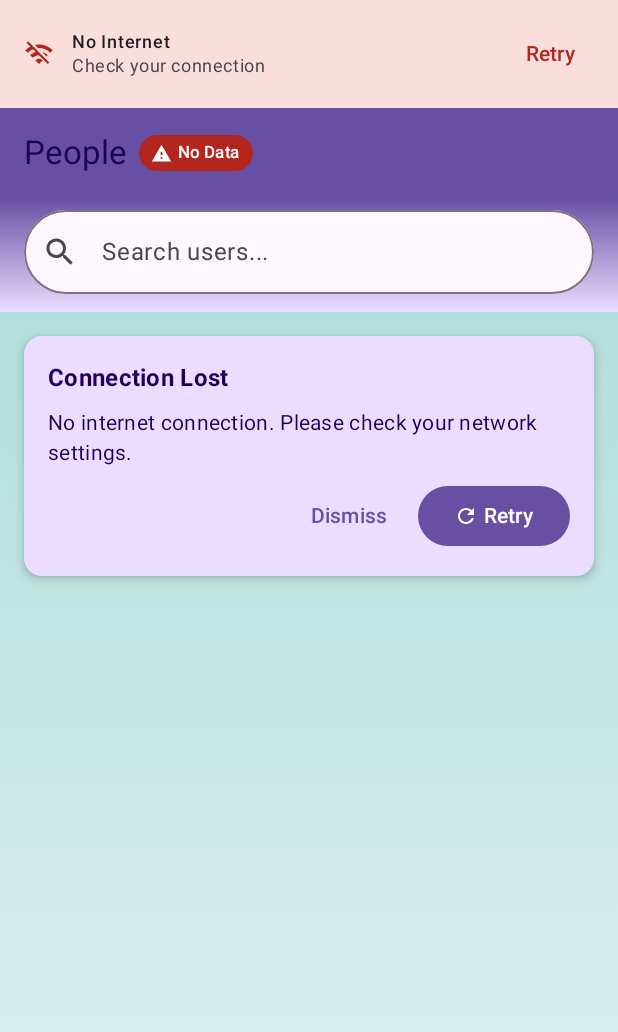
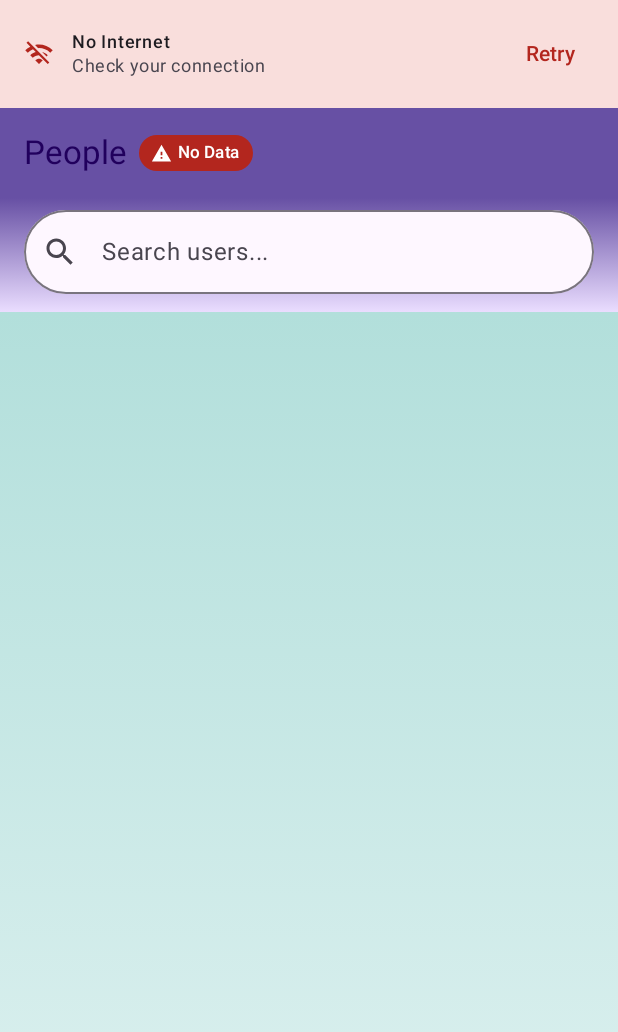
Before and after one commit to fkanellos/PeopleScope, an Android app built with Jetpack Compose: the screen it shows after launch (MainActivity), on a phone screen of 412 x 824 dp. Shown: the top 1032 px of the screen. Run offline under Robolectric (Android 15) with nearby library versions, the phone set to English and light mode, and no system bars; our stand-ins replace Room's generated code, Timber, paging; 1 statement that could not run was skipped.

Commit message:
Refactor dependency injection: introduce base URL configuration and enhance Retrofit setup for improved network handling

```diff
--- a/app/src/main/java/gr/pkcoding/peoplescope/PeopleScopeApp.kt
+++ b/app/src/main/java/gr/pkcoding/peoplescope/PeopleScopeApp.kt
@@ -15,13 +15,11 @@ import org.koin.android.ext.koin.androidLogger
 import org.koin.core.context.startKoin
 import timber.log.Timber
 
-
-
 class PeopleScopeApp : Application() {
     override fun onCreate() {
         super.onCreate()
 
-        // Initialize Timber for logging
+        // Initialize Timber
         if (BuildConfig.DEBUG) {
             Timber.plant(Timber.DebugTree())
         }
@@ -51,7 +49,7 @@ class PeopleScopeApp : Application() {
                     .maxSizeBytes(Constants.DISK_CACHE_SIZE)
                     .build()
             }
-            .crossfade(150) //false
+            .crossfade(150)
             .respectCacheHeaders(false)
             .build()
         Coil.setImageLoader(imageLoader)
--- a/app/src/main/java/gr/pkcoding/peoplescope/data/remote/NetworkModule.kt
+++ b/app/src/main/java/gr/pkcoding/peoplescope/data/remote/NetworkModule.kt
@@ -28,19 +28,16 @@ object NetworkModule {
             .readTimeout(Constants.NETWORK_TIMEOUT, TimeUnit.SECONDS)
             .writeTimeout(Constants.NETWORK_TIMEOUT, TimeUnit.SECONDS)
             .build()
-            .also {
-                Timber.d("OkHttpClient created with base URL: ${Constants.BASE_URL}")
-            }
     }
 
-    fun provideRetrofit(okHttpClient: OkHttpClient): Retrofit {
+    fun provideRetrofit(okHttpClient: OkHttpClient, baseUrl: String): Retrofit {
         return Retrofit.Builder()
-            .baseUrl(Constants.BASE_URL)
+            .baseUrl(baseUrl)
             .client(okHttpClient)
             .addConverterFactory(GsonConverterFactory.create())
             .build()
             .also {
-                Timber.d("Retrofit created with base URL: ${Constants.BASE_URL}")
+                Timber.d("Retrofit created with base URL: $baseUrl")
             }
     }
 }
--- a/app/src/main/java/gr/pkcoding/peoplescope/di/AppModule.kt
+++ b/app/src/main/java/gr/pkcoding/peoplescope/di/AppModule.kt
@@ -1,8 +1,11 @@
 package gr.pkcoding.peoplescope.di
 
+import gr.pkcoding.peoplescope.utils.Constants
+import org.koin.core.qualifier.named
 import org.koin.dsl.module
 
 val appModule = module {
-    // Application-wide dependencies will go here
-    // For example: SharedPreferences, Analytics, etc.
+    single<String>(named("BaseUrl")) { Constants.BASE_URL }
+
+    // Future: Other app-wide configs will go here
 }
--- a/app/src/main/java/gr/pkcoding/peoplescope/di/DataModule.kt
+++ b/app/src/main/java/gr/pkcoding/peoplescope/di/DataModule.kt
@@ -10,13 +10,19 @@ import gr.pkcoding.peoplescope.data.remote.api.RandomUserApi
 import gr.pkcoding.peoplescope.data.repository.UserRepositoryImpl
 import gr.pkcoding.peoplescope.domain.repository.UserRepository
 import org.koin.android.ext.koin.androidContext
+import org.koin.core.qualifier.named
 import org.koin.dsl.module
 import retrofit2.Retrofit
 
 val dataModule = module {
     // Network dependencies
     single { NetworkModule.provideOkHttpClient() }
-    single { NetworkModule.provideRetrofit(get()) }
+    single {
+        NetworkModule.provideRetrofit(
+            okHttpClient = get(),
+            baseUrl = get(named("BaseUrl"))
+        )
+    }
     single<RandomUserApi> { get<Retrofit>().create(RandomUserApi::class.java) }
 
     single<NetworkConnectivityProvider> {
--- a/app/src/main/java/gr/pkcoding/peoplescope/presentation/ui/components/error_views/NetworkStatusBar.kt
+++ b/app/src/main/java/gr/pkcoding/peoplescope/presentation/ui/components/error_views/NetworkStatusBar.kt
@@ -10,6 +10,7 @@ import androidx.compose.animation.slideOutVertically
 import androidx.compose.foundation.background
 import androidx.compose.foundation.layout.Arrangement
 import androidx.compose.foundation.layout.Box
+import androidx.compose.foundation.layout.Column
 import androidx.compose.foundation.layout.Row
 import androidx.compose.foundation.layout.Spacer
 import androidx.compose.foundation.layout.fillMaxWidth
@@ -20,14 +21,10 @@ import androidx.compose.foundation.shape.RoundedCornerShape
 import androidx.compose.material.icons.Icons
 import androidx.compose.material.icons.filled.CloudOff
 import androidx.compose.material.icons.filled.Info
-import androidx.compose.material.icons.filled.Refresh
 import androidx.compose.material.icons.filled.Warning
 import androidx.compose.material.icons.filled.Wifi
 import androidx.compose.material.icons.filled.WifiOff
-import androidx.compose.material3.Button
 import androidx.compose.material3.ButtonDefaults
-import androidx.compose.material3.Card
-import androidx.compose.material3.CardDefaults
 import androidx.compose.material3.Icon
 import androidx.compose.material3.MaterialTheme
 import androidx.compose.material3.Surface
@@ -169,7 +166,7 @@ private fun StatusBarContent(
 
             Spacer(modifier = Modifier.width(12.dp))
 
-            androidx.compose.foundation.layout.Column {
+            Column {
                 Text(
                     text = title,
                     style = MaterialTheme.typography.labelMedium,
@@ -244,77 +241,12 @@ fun SmartNetworkIndicator(
     }
 }
 
-@Composable
-fun NetworkTransitionCard(
-    isVisible: Boolean,
-    title: String,
-    message: String,
-    actionText: String,
-    onActionClick: () -> Unit,
-    onDismiss: () -> Unit
-) {
-    AnimatedVisibility(
-        visible = isVisible,
-        enter = slideInVertically { -it } + fadeIn(),
-        exit = slideOutVertically { -it } + fadeOut()
-    ) {
-        Card(
-            modifier = Modifier
-                .fillMaxWidth()
-                .padding(16.dp),
-            colors = CardDefaults.cardColors(
-                containerColor = MaterialTheme.colorScheme.primaryContainer
-            ),
-            elevation = CardDefaults.cardElevation(defaultElevation = 4.dp)
-        ) {
-            androidx.compose.foundation.layout.Column(
-                modifier = Modifier.padding(16.dp)
-            ) {
-                Text(
-                    text = title,
-                    style = MaterialTheme.typography.titleMedium,
-                    fontWeight = FontWeight.Bold,
-                    color = MaterialTheme.colorScheme.onPrimaryContainer
-                )
-
-                Text(
-                    text = message,
-                    style = MaterialTheme.typography.bodyMedium,
-                    color = MaterialTheme.colorScheme.onPrimaryContainer,
-                    modifier = Modifier.padding(vertical = 8.dp)
-                )
-
-                Row(
-                    modifier = Modifier.fillMaxWidth(),
-                    horizontalArrangement = Arrangement.End
-                ) {
-                    TextButton(onClick = onDismiss) {
-                        Text(stringResource(R.string.dismiss))
-                    }
-
-                    Button(
-                        onClick = onActionClick,
-                        modifier = Modifier.padding(start = 8.dp)
-                    ) {
-                        Icon(
-                            imageVector = Icons.Default.Refresh,
-                            contentDescription = null,
-                            modifier = Modifier.size(16.dp)
-                        )
-                        Spacer(modifier = Modifier.width(4.dp))
-                        Text(actionText)
-                    }
-                }
-            }
-        }
-    }
-}
 
 @Preview(showBackground = true)
 @Composable
 private fun NetworkStatusPreview() {
     PeopleScopeTheme {
-        androidx.compose.foundation.layout.Column {
+        Column {
             EnhancedNetworkStatusBar(
                 state = UserListState(
                     isOnline = false,
--- a/app/src/main/java/gr/pkcoding/peoplescope/presentation/ui/userlist/UserListScreen.kt
+++ b/app/src/main/java/gr/pkcoding/peoplescope/presentation/ui/userlist/UserListScreen.kt
@@ -78,7 +78,6 @@ import gr.pkcoding.peoplescope.presentation.ui.components.SearchBar
 import gr.pkcoding.peoplescope.presentation.ui.components.UserCard
 import gr.pkcoding.peoplescope.presentation.ui.components.error_views.EnhancedNetworkStatusBar
 import gr.pkcoding.peoplescope.presentation.ui.components.error_views.ErrorView
-import gr.pkcoding.peoplescope.presentation.ui.components.error_views.NetworkTransitionCard
 import gr.pkcoding.peoplescope.presentation.ui.components.error_views.NoInternetErrorView
 import gr.pkcoding.peoplescope.presentation.ui.components.error_views.SmartNetworkIndicator
 import kotlinx.coroutines.launch
@@ -280,34 +279,6 @@ private fun UserListContent(
 
     Box(modifier = Modifier.fillMaxSize()) {
 
-        NetworkTransitionCard(
-            isVisible = showConnectionRestored,
-            title = stringResource(R.string.connection_restored_title),
-            message = stringResource(R.string.connection_restored_message),
-            actionText = stringResource(R.string.refresh_now),
-            onActionClick = {
-                onIntent(UserListIntent.RefreshAfterReconnection)
-                showConnectionRestored = false
-            },
-            onDismiss = { showConnectionRestored = false }
-        )
-
-        NetworkTransitionCard(
-            isVisible = showConnectionLost,
-            title = stringResource(R.string.connection_lost_title),
-            message = if (state.cachedUsers.isNotEmpty()) {
-                stringResource(R.string.connection_lost_message_with_cache)
-            } else {
-                stringResource(R.string.connection_lost_message_no_cache)
-            },
-            actionText = stringResource(R.string.retry),
-            onActionClick = {
-                onIntent(UserListIntent.RetryConnection)
-                showConnectionLost = false
-            },
-            onDismiss = { showConnectionLost = false }
-        )
-
         when {
             lazyPagingItems.loadState.refresh is LoadState.Loading && lazyPagingItems.itemCount == 0 -> {
                 LoadingView(useShimmer = true)
@@ -323,14 +294,6 @@ private fun UserListContent(
                                 onIntent(UserListIntent.RetryConnection)
                                 lazyPagingItems.retry()
                             }
-                        )
-                    } else {
-                        UserListWithError(
-                            lazyPagingItems = lazyPagingItems,
-                            listState = listState,
-                            onToggleBookmark = onToggleBookmark,
-                            onNavigateToDetail = onNavigateToDetail,
-                            errorMessage = stringResource(R.string.no_internet_showing_offline)
                         )
                     }
                 } else {
@@ -467,37 +430,3 @@ private fun UserListWithContent(
         }
     }
 }
-
-@Composable
-private fun UserListWithError(
-    lazyPagingItems: LazyPagingItems<User>,
-    listState: LazyListState,
-    onToggleBookmark: (User) -> Unit,
-    onNavigateToDetail: (User) -> Unit,
-    errorMessage: String
-) {
-    Column {
-        Card(
-            modifier = Modifier
-                .fillMaxWidth()
-                .padding(16.dp),
-            colors = CardDefaults.cardColors(
-                containerColor = MaterialTheme.colorScheme.secondaryContainer
-            )
-        ) {
-            Text(
-                text = errorMessage,
-                modifier = Modifier.padding(16.dp),
-                style = MaterialTheme.typography.bodyMedium,
-                color = MaterialTheme.colorScheme.onSecondaryContainer
-            )
-        }
-
-        UserListWithContent(
-            lazyPagingItems = lazyPagingItems,
-            listState = listState,
-            onToggleBookmark = onToggleBookmark,
-            onNavigateToDetail = onNavigateToDetail
-        )
-    }
-}
--- a/app/src/main/java/gr/pkcoding/peoplescope/ui/theme/Theme.kt
+++ b/app/src/main/java/gr/pkcoding/peoplescope/ui/theme/Theme.kt
@@ -2,10 +2,7 @@ package gr.pkcoding.peoplescope.ui.theme
 
 import android.app.Activity
 import android.os.Build
-import androidx.compose.foundation.isSystemInDarkTheme
 import androidx.compose.material3.MaterialTheme
-import androidx.compose.material3.darkColorScheme
-import androidx.compose.material3.dynamicDarkColorScheme
 import androidx.compose.material3.dynamicLightColorScheme
 import androidx.compose.material3.lightColorScheme
 import androidx.compose.runtime.Composable
@@ -36,39 +33,39 @@ private val LightColorScheme = lightColorScheme(
     onSurfaceVariant = md_theme_light_onSurfaceVariant
 )
 
-private val DarkColorScheme = darkColorScheme(
-    primary = md_theme_dark_primary,
-    onPrimary = md_theme_dark_onPrimary,
-    primaryContainer = md_theme_dark_primaryContainer,
-    onPrimaryContainer = md_theme_dark_onPrimaryContainer,
-    secondary = md_theme_dark_secondary,
-    onSecondary = md_theme_dark_onSecondary,
-    secondaryContainer = md_theme_dark_secondaryContainer,
-    onSecondaryContainer = md_theme_dark_onSecondaryContainer,
-    tertiary = md_theme_dark_tertiary,
-    onTertiary = md_theme_dark_onTertiary,
-    tertiaryContainer = md_theme_dark_tertiaryContainer,
-    onTertiaryContainer = md_theme_dark_onTertiaryContainer,
-    error = md_theme_dark_error,
-    background = md_theme_dark_background,
-    surface = md_theme_dark_surface,
-    surfaceVariant = md_theme_dark_surfaceVariant,
-    onSurface = md_theme_dark_onSurface,
-    onSurfaceVariant = md_theme_dark_onSurfaceVariant
-)
+/**
+ * private val DarkColorScheme = darkColorScheme(
+ *     primary = md_theme_dark_primary,
+ *     onPrimary = md_theme_dark_onPrimary,
+ *     primaryContainer = md_theme_dark_primaryContainer,
+ *     onPrimaryContainer = md_theme_dark_onPrimaryContainer,
+ *     secondary = md_theme_dark_secondary,
+ *     onSecondary = md_theme_dark_onSecondary,
+ *     secondaryContainer = md_theme_dark_secondaryContainer,
+ *     onSecondaryContainer = md_theme_dark_onSecondaryContainer,
+ *     tertiary = md_theme_dark_tertiary,
+ *     onTertiary = md_theme_dark_onTertiary,
+ *     tertiaryContainer = md_theme_dark_tertiaryContainer,
+ *     onTertiaryContainer = md_theme_dark_onTertiaryContainer,
+ *     error = md_theme_dark_error,
+ *     background = md_theme_dark_background,
+ *     surface = md_theme_dark_surface,
+ *     surfaceVariant = md_theme_dark_surfaceVariant,
+ *     onSurface = md_theme_dark_onSurface,
+ *     onSurfaceVariant = md_theme_dark_onSurfaceVariant
+ * )
+ */
 
 @Composable
 fun PeopleScopeTheme(
-    darkTheme: Boolean = isSystemInDarkTheme(),
     dynamicColor: Boolean = false,
     content: @Composable () -> Unit
 ) {
     val colorScheme = when {
         dynamicColor && Build.VERSION.SDK_INT >= Build.VERSION_CODES.S -> {
             val context = LocalContext.current
-            if (darkTheme) dynamicDarkColorScheme(context) else dynamicLightColorScheme(context)
+            dynamicLightColorScheme(context)
         }
-        darkTheme -> DarkColorScheme
         else -> LightColorScheme
     }
 
@@ -77,7 +74,7 @@ fun PeopleScopeTheme(
         SideEffect {
             val window = (view.context as Activity).window
             window.statusBarColor = colorScheme.primaryContainer.toArgb()
-            WindowCompat.getInsetsController(window, view).isAppearanceLightStatusBars = !darkTheme
+            WindowCompat.getInsetsController(window, view).isAppearanceLightStatusBars = true
         }
     }
 
--- a/app/src/main/res/values/strings.xml
+++ b/app/src/main/res/values/strings.xml
@@ -32,7 +32,6 @@
     <string name="connection_restored_message">Internet connection is back. Pull to refresh to get the latest data.</string>
     <string name="connection_lost_title">Connection Lost</string>
     <string name="connection_lost_message_with_cache">No internet connection. Showing your saved content.</string>
-    <string name="connection_lost_message_no_cache">No internet connection. Please check your network settings.</string>
     <string name="refresh_now">Refresh Now</string>
     <string name="refresh">Refresh</string>
     <string name="dismiss">Dismiss</string>
```
Also changed, not shown: 2 other files.
